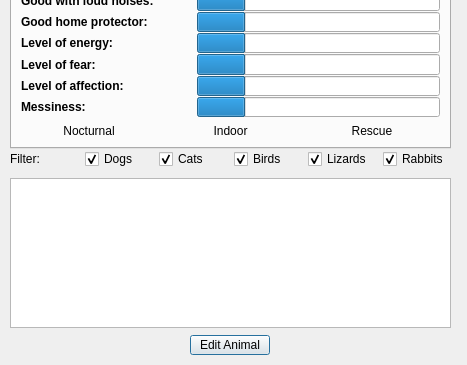
The window that deliverable2-code/viewanimals.ui (ashleefoureyes/quackjaws) describes before a commit, drawn with Qt 5; both pictures show x 0 to 467 and y 312 to 677 of the 467 by 677 pixel window.
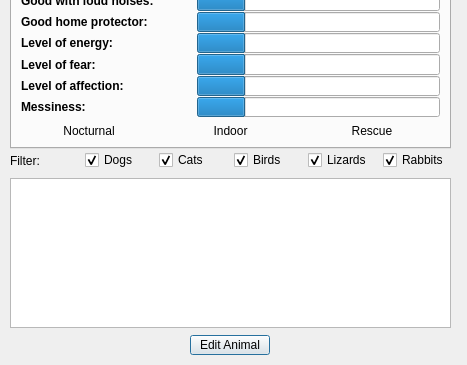
The same window after the commit. Icons and pictures are not drawn.

Commit message: Improved stylesheets. Fixed ui to look good in VM

Diff of the .ui file:
```diff
--- a/deliverable2-code/viewanimals.ui
+++ b/deliverable2-code/viewanimals.ui
@@ -509,7 +509,7 @@
      <x>10</x>
      <y>460</y>
      <width>441</width>
-     <height>22</height>
+     <height>25</height>
     </rect>
    </property>
    <layout class="QHBoxLayout" name="horizontalLayout_3">
```
Left out of the diff: 55 changed lines with no effect on the pictures. The commit also changes 5 other files.
